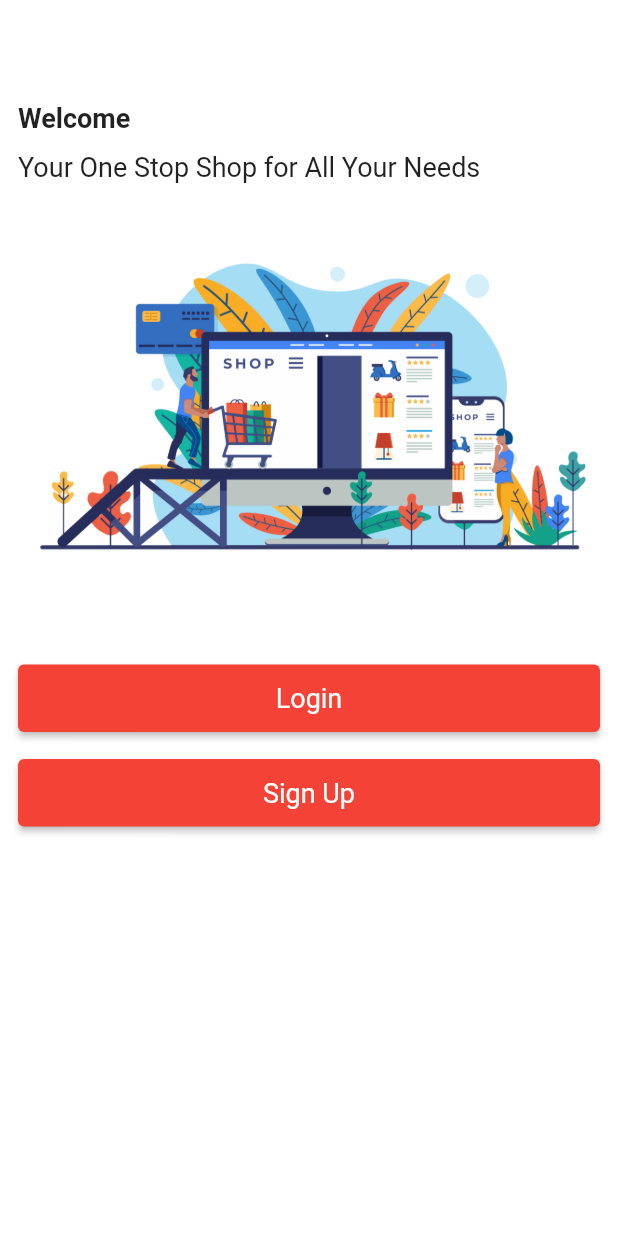
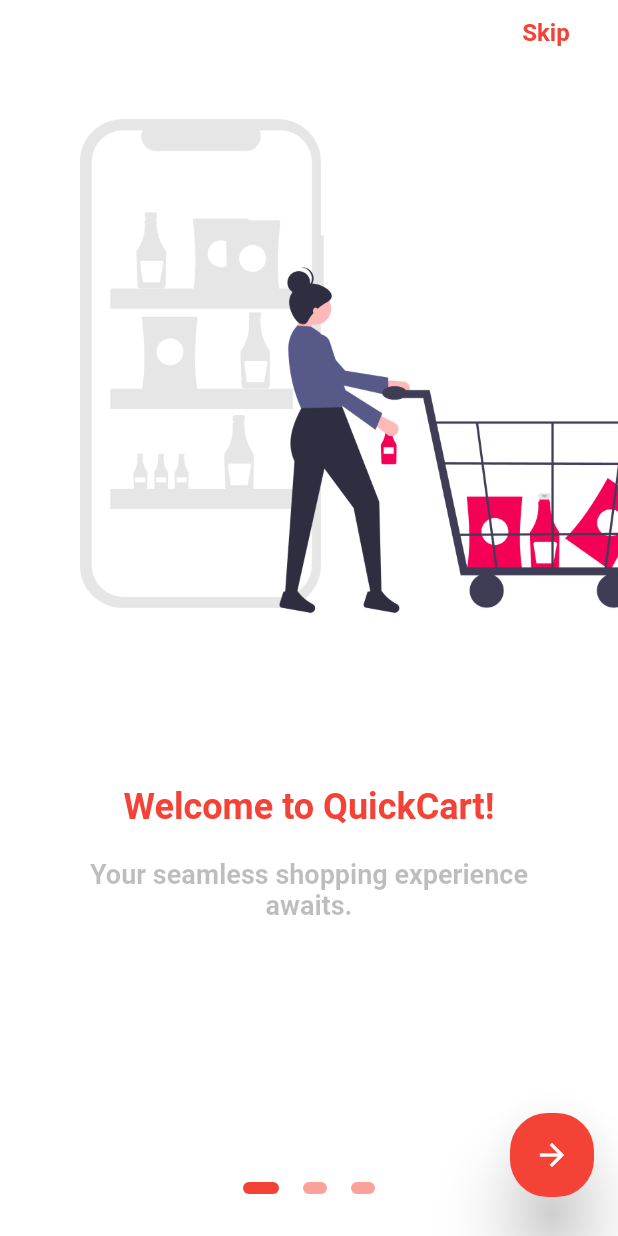
Before and after one commit to melmatx/QuickCart, a Flutter app: the screen it shows after launch, on a phone screen of 412 x 824 dp. Run offline on Flutter 3.47's test engine with Material 2 defaults, Android fonts, the phone set to English and light mode, and no system bars; drawn by our look-alikes of flutter_onboarding_slider; our stand-ins replace auto_size_text, cloud_firestore, firebase_auth, firebase_core, firebase_messaging, firebase_storage and 5 more; missing offline and left inert: flutter_stripe; accounts and stored records are empty.

Commit message:
Added onboarding screen

```diff
--- a/lib/main.dart
+++ b/lib/main.dart
@@ -1,5 +1,6 @@
 import 'package:firebase_core/firebase_core.dart';
 import 'package:flutter/material.dart';
+import 'package:flutter/services.dart';
 import 'package:flutter_stripe/flutter_stripe.dart';
 import 'package:fluttertoast/fluttertoast.dart';
 import 'package:provider/provider.dart';
@@ -9,18 +10,36 @@ import 'package:quickcart/firebase_helper/firebase_auth_helper/firebase_auth_hel
 import 'package:quickcart/provider/app_provider.dart';
 import 'package:quickcart/screens/auth_ui/welcome/welcome.dart';
 import 'package:quickcart/screens/custom_bottom_bar/custom_bottom_bar.dart';
+import 'package:quickcart/screens/onboarding/onboarding.dart';
+import 'package:shared_preferences/shared_preferences.dart';
 
 import 'firebase_helper/firebase_options.dart';
 
 GlobalKey<NavigatorState> navigatorKey = GlobalKey<NavigatorState>();
+int? isViewed;
 
 void main() async {
+  SystemChrome.setSystemUIOverlayStyle(const SystemUiOverlayStyle(
+    statusBarColor: Colors.transparent,
+    statusBarBrightness: Brightness.dark,
+    statusBarIconBrightness: Brightness.dark,
+  ));
+
   WidgetsFlutterBinding.ensureInitialized();
+
+  // Get Stripe publishable key
   Stripe.publishableKey =
       "pk_test_51MWx8OAVMyklfe3CsjEzA1CiiY0XBTlHYbZ8jQlGtVFIwQi4aNeGv8J1HUw4rgSavMTLzTwgn0XRlwoTVRFXyu2h00mRUeWmAf";
+
+  // Initialize Firebase
   await Firebase.initializeApp(
     options: DefaultFirebaseOptions.currentPlatform,
   );
+
+  // Get onboarding status
+  SharedPreferences prefs = await SharedPreferences.getInstance();
+  // await prefs.setInt('onBoard', 1);
+  isViewed = prefs.getInt('onBoard');
 
   runApp(const MyApp());
 }
@@ -41,9 +60,14 @@ class MyApp extends StatelessWidget {
         home: StreamBuilder(
           stream: FirebaseAuthHelper.instance.getAuthChange,
           builder: (context, snapshot) {
+            if (isViewed != 0) {
+              return const OnBoarding();
+            }
+
             if (snapshot.hasData) {
               return const CustomBottomBar();
             }
+
             return const Welcome();
           },
         ),
--- /dev/null
+++ b/lib/screens/onboarding/onboarding.dart
@@ -0,0 +1,183 @@
+import 'package:flutter/material.dart';
+import 'package:flutter_onboarding_slider/flutter_onboarding_slider.dart';
+import 'package:shared_preferences/shared_preferences.dart';
+
+import '../../constants/asset_images.dart';
+import '../../constants/routes.dart';
+import '../../firebase_helper/firebase_auth_helper/firebase_auth_helper.dart';
+import '../auth_ui/welcome/welcome.dart';
+import '../custom_bottom_bar/custom_bottom_bar.dart';
+
+class OnBoarding extends StatelessWidget {
+  const OnBoarding({super.key});
+
+  _storeOnboardInfo() async {
+    int isViewed = 0;
+    SharedPreferences prefs = await SharedPreferences.getInstance();
+    await prefs.setInt('onBoard', isViewed);
+  }
+
+  @override
+  Widget build(BuildContext context) {
+    return OnBoardingSlider(
+      finishButtonText: 'Get Started',
+      onFinish: () {
+        _storeOnboardInfo();
+        Widget home = StreamBuilder(
+          stream: FirebaseAuthHelper.instance.getAuthChange,
+          builder: (context, snapshot) {
+            if (snapshot.hasData) {
+              return const CustomBottomBar();
+            }
+
+            return const Welcome();
+          },
+        );
+        Routes.instance.pushAndRemoveUntil(widget: home, context: context);
+      },
+      finishButtonStyle: const FinishButtonStyle(
+        elevation: 20,
+        backgroundColor: Colors.red,
+        shape: RoundedRectangleBorder(
+          borderRadius: BorderRadius.all(
+            Radius.circular(25.0),
+          ),
+        ),
+      ),
+      skipTextButton: const Text(
+        'Skip',
+        style: TextStyle(
+          fontSize: 16,
+          color: Colors.red,
+          fontWeight: FontWeight.w600,
+        ),
+      ),
+      controllerColor: Colors.red,
+      totalPage: 3,
+      headerBackgroundColor: Colors.white,
+      pageBackgroundColor: Colors.white,
+      background: [
+        Image.asset(
+          AssetsImages.instance.slide_1,
+          height: 400,
+        ),
+        Image.asset(
+          AssetsImages.instance.slide_2,
+          height: 400,
+        ),
+        Image.asset(
+          AssetsImages.instance.slide_3,
+          height: 400,
+        ),
+      ],
+      speed: 1.8,
+      pageBodies: [
+        Container(
+          alignment: Alignment.center,
+          width: MediaQuery.of(context).size.width,
+          padding: const EdgeInsets.symmetric(horizontal: 40),
+          child: const Column(
+            mainAxisAlignment: MainAxisAlignment.start,
+            crossAxisAlignment: CrossAxisAlignment.center,
+            children: <Widget>[
+              SizedBox(
+                height: 480,
+              ),
+              Text(
+                'Welcome to QuickCart!',
+                textAlign: TextAlign.center,
+                style: TextStyle(
+                  color: Colors.red,
+                  fontSize: 24.0,
+                  fontWeight: FontWeight.w600,
+                ),
+              ),
+              SizedBox(
+                height: 20,
+              ),
+              Text(
+                'Your seamless shopping experience awaits.',
+                textAlign: TextAlign.center,
+                style: TextStyle(
+                  color: Colors.black26,
+                  fontSize: 18.0,
+                  fontWeight: FontWeight.w600,
+                ),
+              ),
+            ],
+          ),
+        ),
+        Container(
+          alignment: Alignment.center,
+          width: MediaQuery.of(context).size.width,
+          padding: const EdgeInsets.symmetric(horizontal: 40),
+          child: const Column(
+            mainAxisAlignment: MainAxisAlignment.start,
+            crossAxisAlignment: CrossAxisAlignment.center,
+            children: <Widget>[
+              SizedBox(
+                height: 480,
+              ),
+              Text(
+                "Explore Our Selection",
+                textAlign: TextAlign.center,
+                style: TextStyle(
+                  color: Colors.red,
+                  fontSize: 24.0,
+                  fontWeight: FontWeight.w600,
+                ),
+              ),
+              SizedBox(
+                height: 20,
+              ),
+              Text(
+                'Find your favorite products in just a few taps.',
+                textAlign: TextAlign.center,
+                style: TextStyle(
+                  color: Colors.black26,
+                  fontSize: 18.0,
+                  fontWeight: FontWeight.w600,
+                ),
+              ),
+            ],
+          ),
+        ),
+        Container(
+          alignment: Alignment.center,
+          width: MediaQuery.of(context).size.width,
+          padding: const EdgeInsets.symmetric(horizontal: 40),
+          child: const Column(
+            mainAxisAlignment: MainAxisAlignment.start,
+            crossAxisAlignment: CrossAxisAlignment.center,
+            children: <Widget>[
+              SizedBox(
+                height: 480,
+              ),
+              Text(
+                'Fast & Secure Checkout',
+                textAlign: TextAlign.center,
+                style: TextStyle(
+                  color: Colors.red,
+                  fontSize: 24.0,
+                  fontWeight: FontWeight.w600,
+                ),
+              ),
+              SizedBox(
+                height: 20,
+              ),
+              Text(
+                'Enjoy a hassle-free payment experience.',
+                textAlign: TextAlign.center,
+                style: TextStyle(
+                  color: Colors.black26,
+                  fontSize: 18.0,
+                  fontWeight: FontWeight.w600,
+                ),
+              ),
+            ],
+          ),
+        ),
+      ],
+    );
+  }
+}
--- a/pubspec.yaml
+++ b/pubspec.yaml
@@ -49,6 +49,9 @@ dependencies:
   flutter_native_splash: ^2.2.19
   collection: ^1.17.1
   auto_size_text: ^3.0.0
+  shared_preferences: ^2.1.0
+  flutter_onboarding_slider: ^1.0.9
+  flutter_svg: ^2.0.5
 
 dev_dependencies:
   flutter_test:
```
Also changed, not shown: pubspec.lock.
